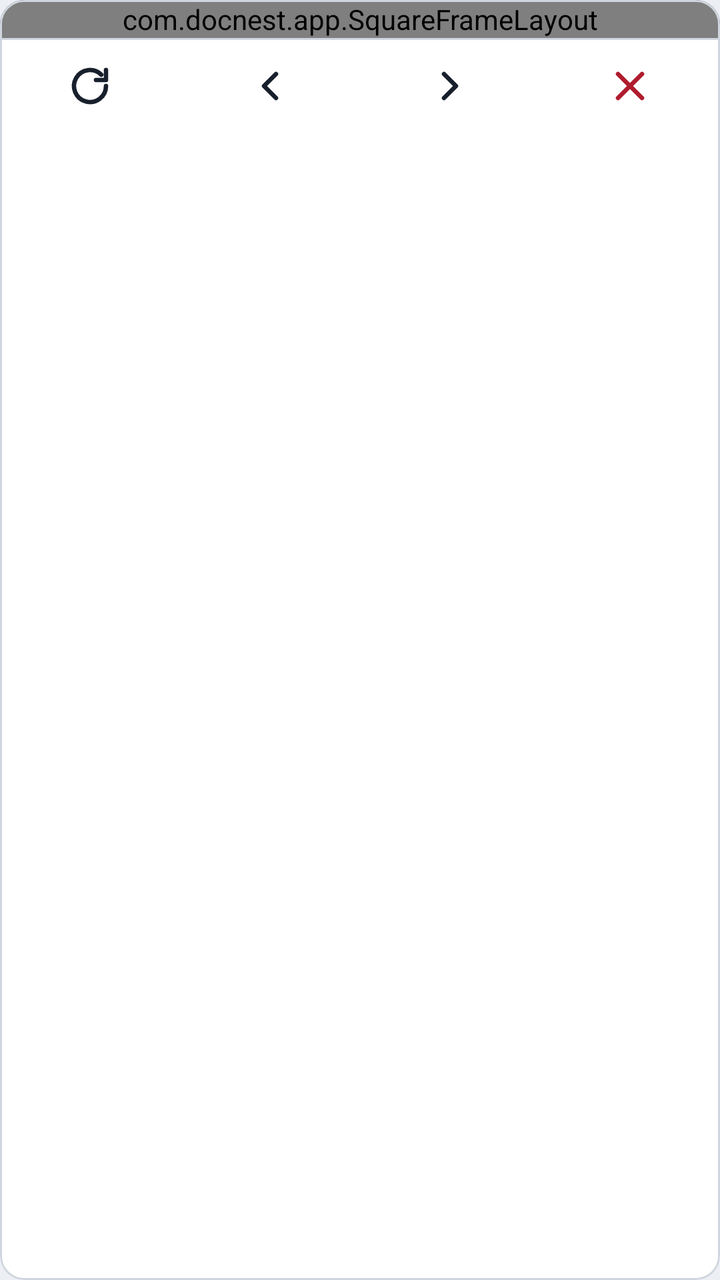
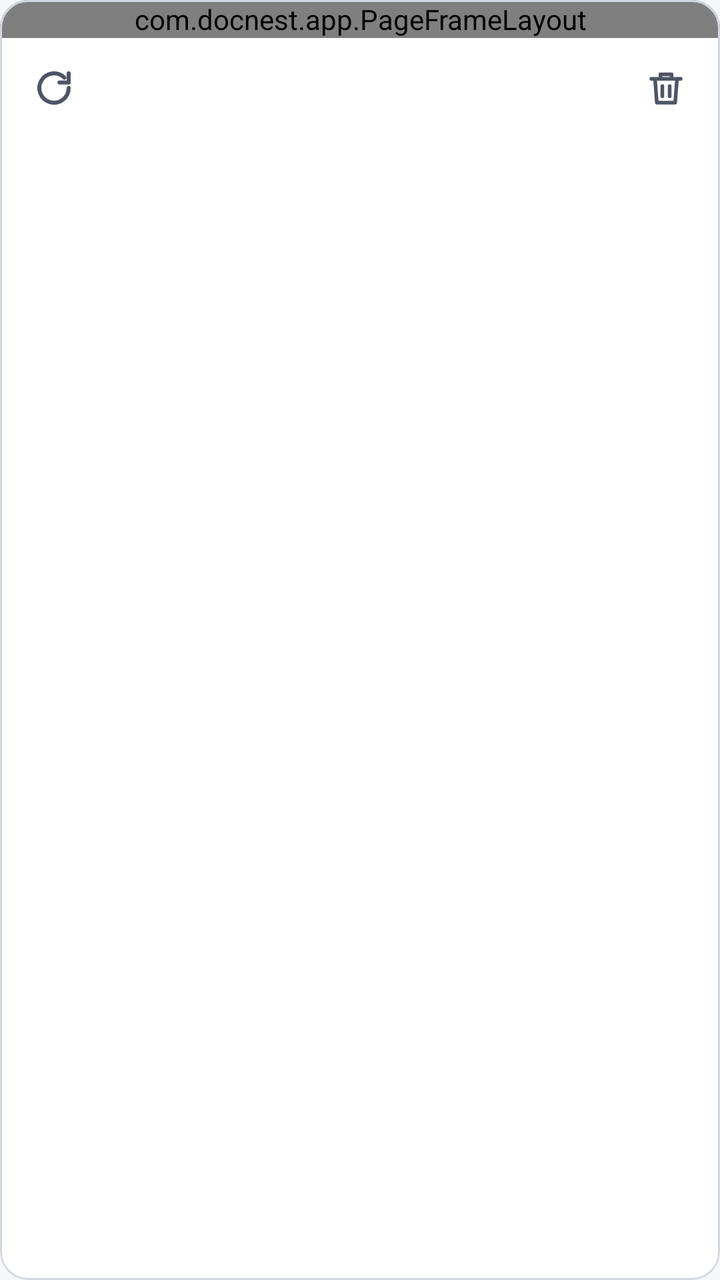

Screens rendered from an Android XML layout before and after an edit, with the pre-edit source and the edit as a unified diff.
<!-- AndroidManifest.xml: application theme Theme.DocNest -->
<!-- res/layout/item_photo.xml -->
<?xml version="1.0" encoding="utf-8"?>
<com.google.android.material.card.MaterialCardView xmlns:android="http://schemas.android.com/apk/res/android"
    xmlns:app="http://schemas.android.com/apk/res-auto"
    style="@style/Widget.Material3.CardView.Outlined"
    android:layout_width="match_parent"
    android:layout_height="wrap_content"
    android:layout_margin="6dp"
    app:cardBackgroundColor="@color/surface"
    app:cardCornerRadius="12dp"
    app:strokeColor="@color/line">

    <LinearLayout
        android:layout_width="match_parent"
        android:layout_height="wrap_content"
        android:orientation="vertical">

        <com.docnest.app.SquareFrameLayout
            android:id="@+id/thumbBox"
            android:layout_width="match_parent"
            android:layout_height="wrap_content"
            android:background="@color/well"
            android:foreground="?attr/selectableItemBackground">

            <ImageView
                android:id="@+id/thumb"
                android:layout_width="match_parent"
                android:layout_height="match_parent"
                android:importantForAccessibility="no"
                android:scaleType="fitCenter" />

            <TextView
                android:id="@+id/badge"
                android:layout_width="wrap_content"
                android:layout_height="wrap_content"
                android:layout_margin="7dp"
                android:background="@drawable/badge"
                android:fontFamily="monospace"
                android:paddingStart="7dp"
                android:paddingTop="4dp"
                android:paddingEnd="7dp"
                android:paddingBottom="4dp"
                android:textColor="@color/bg"
                android:textSize="13sp" />
        </com.docnest.app.SquareFrameLayout>

        <View
            android:layout_width="match_parent"
            android:layout_height="1dp"
            android:background="@color/line" />

        <LinearLayout
            android:layout_width="match_parent"
            android:layout_height="46dp"
            android:orientation="horizontal">

            <ImageButton
                android:id="@+id/rotBtn"
                android:layout_width="0dp"
                android:layout_height="match_parent"
                android:layout_weight="1"
                android:background="?attr/selectableItemBackground"
                android:contentDescription="Rotate"
                android:src="@drawable/ic_rotate" />

            <ImageButton
                android:id="@+id/upBtn"
                android:layout_width="0dp"
                android:layout_height="match_parent"
                android:layout_weight="1"
                android:background="?attr/selectableItemBackground"
                android:contentDescription="Move earlier"
                android:src="@drawable/ic_left" />

            <ImageButton
                android:id="@+id/downBtn"
                android:layout_width="0dp"
                android:layout_height="match_parent"
                android:layout_weight="1"
                android:background="?attr/selectableItemBackground"
                android:contentDescription="Move later"
                android:src="@drawable/ic_right" />

            <ImageButton
                android:id="@+id/delBtn"
                android:layout_width="0dp"
                android:layout_height="match_parent"
                android:layout_weight="1"
                android:background="?attr/selectableItemBackground"
                android:contentDescription="Remove"
                android:src="@drawable/ic_close"
                app:tint="@color/accent" />
        </LinearLayout>
    </LinearLayout>
</com.google.android.material.card.MaterialCardView>
<!-- resources referenced by this layout -->
<resources>
  <color name="accent">#B01C2E</color>
  <color name="bg">#ECEFF3</color>
  <color name="line">#CFD6DF</color>
  <color name="surface">#FFFFFF</color>
  <color name="well">#DFE4EA</color>
  <!-- drawable badge (drawable) -->
  <?xml version="1.0" encoding="utf-8"?>
  <shape xmlns:android="http://schemas.android.com/apk/res/android"
      android:shape="rectangle">
      <solid android:color="@color/ink" />
      <corners android:radius="6dp" />
  </shape>
  <!-- drawable ic_close (drawable) -->
  <?xml version="1.0" encoding="utf-8"?>
  <vector xmlns:android="http://schemas.android.com/apk/res/android"
      android:width="24dp"
      android:height="24dp"
      android:tint="?attr/colorOnSurface"
      android:viewportWidth="24"
      android:viewportHeight="24">
      <path
          android:pathData="M6,6l12,12M18,6L6,18"
          android:strokeWidth="2.2"
          android:strokeColor="#FF000000"
          android:strokeLineCap="round"
          android:strokeLineJoin="round" />
  </vector>
  <!-- drawable ic_left (drawable) -->
  <?xml version="1.0" encoding="utf-8"?>
  <vector xmlns:android="http://schemas.android.com/apk/res/android"
      android:width="24dp"
      android:height="24dp"
      android:tint="?attr/colorOnSurface"
      android:viewportWidth="24"
      android:viewportHeight="24">
      <path
          android:pathData="M15,6l-6,6 6,6"
          android:strokeWidth="2.2"
          android:strokeColor="#FF000000"
          android:strokeLineCap="round"
          android:strokeLineJoin="round" />
  </vector>
  <!-- drawable ic_right (drawable) -->
  <?xml version="1.0" encoding="utf-8"?>
  <vector xmlns:android="http://schemas.android.com/apk/res/android"
      android:width="24dp"
      android:height="24dp"
      android:tint="?attr/colorOnSurface"
      android:viewportWidth="24"
      android:viewportHeight="24">
      <path
          android:pathData="M9,6l6,6 -6,6"
          android:strokeWidth="2.2"
          android:strokeColor="#FF000000"
          android:strokeLineCap="round"
          android:strokeLineJoin="round" />
  </vector>
  <style name="Theme.DocNest" parent="Theme.Material3.DayNight.NoActionBar">
          <item name="colorPrimary">@color/accent</item>
          <item name="colorOnPrimary">#FFFFFF</item>
          <item name="colorSecondary">@color/accent</item>
          <item name="colorSurface">@color/surface</item>
          <item name="colorOnSurface">@color/ink</item>
          <item name="colorOutline">@color/line</item>
          <item name="android:colorBackground">@color/bg</item>
          <item name="android:windowBackground">@color/bg</item>
          <item name="android:statusBarColor">@color/bg</item>
          <item name="android:windowLightStatusBar">@bool/light_bars</item>
      </style>
  <color name="ink">#17202C</color>
  <!-- unchanged entries left out for length: 1 -->
</resources>

<!-- the commit's change to res/layout/item_photo.xml (unified diff, before → after) -->
@@ -5,20 +5,20 @@
     android:layout_width="match_parent"
     android:layout_height="wrap_content"
     android:layout_margin="6dp"
-    app:cardBackgroundColor="@color/surface"
-    app:cardCornerRadius="12dp"
-    app:strokeColor="@color/line">
+    app:cardBackgroundColor="?attr/colorSurfaceContainerLowest"
+    app:cardCornerRadius="14dp"
+    app:strokeColor="?attr/colorOutlineVariant">
 
     <LinearLayout
         android:layout_width="match_parent"
         android:layout_height="wrap_content"
         android:orientation="vertical">
 
-        <com.docnest.app.SquareFrameLayout
+        <com.docnest.app.PageFrameLayout
             android:id="@+id/thumbBox"
             android:layout_width="match_parent"
             android:layout_height="wrap_content"
-            android:background="@color/well"
+            android:background="@color/page_well"
             android:foreground="?attr/selectableItemBackground">
 
             <ImageView
@@ -26,69 +26,52 @@
                 android:layout_width="match_parent"
                 android:layout_height="match_parent"
                 android:importantForAccessibility="no"
+                android:padding="8dp"
                 android:scaleType="fitCenter" />
 
             <TextView
-                android:id="@+id/badge"
+                android:id="@+id/tab"
                 android:layout_width="wrap_content"
                 android:layout_height="wrap_content"
-                android:layout_margin="7dp"
-                android:background="@drawable/badge"
-                android:fontFamily="monospace"
-                android:paddingStart="7dp"
+                android:layout_gravity="top|start"
+                android:background="@drawable/bg_tab"
+                android:gravity="center"
+                android:minWidth="36dp"
+                android:paddingStart="10dp"
                 android:paddingTop="4dp"
-                android:paddingEnd="7dp"
-                android:paddingBottom="4dp"
-                android:textColor="@color/bg"
-                android:textSize="13sp" />
-        </com.docnest.app.SquareFrameLayout>
-
-        <View
-            android:layout_width="match_parent"
-            android:layout_height="1dp"
-            android:background="@color/line" />
+                android:paddingEnd="10dp"
+                android:paddingBottom="5dp"
+                android:textAppearance="@style/TextAppearance.DocNest.Tab" />
+        </com.docnest.app.PageFrameLayout>
 
         <LinearLayout
             android:layout_width="match_parent"
-            android:layout_height="46dp"
-            android:orientation="horizontal">
+            android:layout_height="wrap_content"
+            android:gravity="center_vertical"
+            android:orientation="horizontal"
+            android:paddingStart="2dp"
+            android:paddingEnd="2dp">
 
-            <ImageButton
+            <com.google.android.material.button.MaterialButton
                 android:id="@+id/rotBtn"
+                style="@style/Widget.DocNest.IconButton"
+                android:layout_width="wrap_content"
+                android:layout_height="wrap_content"
+                android:contentDescription="Rotate"
+                app:icon="@drawable/ic_rotate" />
+
+            <Space
                 android:layout_width="0dp"
-                android:layout_height="match_parent"
-                android:layout_weight="1"
-                android:background="?attr/selectableItemBackground"
-                android:contentDescription="Rotate"
-                android:src="@drawable/ic_rotate" />
+                android:layout_height="0dp"
+                android:layout_weight="1" />
 
-            <ImageButton
-                android:id="@+id/upBtn"
-                android:layout_width="0dp"
-                android:layout_height="match_parent"
-                android:layout_weight="1"
-                android:background="?attr/selectableItemBackground"
-                android:contentDescription="Move earlier"
-                android:src="@drawable/ic_left" />
-
-            <ImageButton
-                android:id="@+id/downBtn"
-                android:layout_width="0dp"
-                android:layout_height="match_parent"
-                android:layout_weight="1"
-                android:background="?attr/selectableItemBackground"
-                android:contentDescription="Move later"
-                android:src="@drawable/ic_right" />
-
-            <ImageButton
+            <com.google.android.material.button.MaterialButton
                 android:id="@+id/delBtn"
-                android:layout_width="0dp"
-                android:layout_height="match_parent"
-                android:layout_weight="1"
-                android:background="?attr/selectableItemBackground"
-                android:contentDescription="Remove"
-                android:src="@drawable/ic_close"
-                app:tint="@color/accent" />
+                style="@style/Widget.DocNest.IconButton"
+                android:layout_width="wrap_content"
+                android:layout_height="wrap_content"
+                android:contentDescription="Delete"
+                app:icon="@drawable/ic_trash" />
         </LinearLayout>
     </LinearLayout>
 </com.google.android.material.card.MaterialCardView>
<!-- resource entries referenced after the edit -->
@@ -1,75 +1,112 @@
 <!-- resources referenced by this layout -->
 <resources>
-  <color name="accent">#B01C2E</color>
-  <color name="bg">#ECEFF3</color>
-  <color name="line">#CFD6DF</color>
-  <color name="surface">#FFFFFF</color>
-  <color name="well">#DFE4EA</color>
-  <!-- drawable badge (drawable) -->
+  <color name="page_well">#DCE1E8</color>
+  <!-- drawable bg_tab (drawable) -->
   <?xml version="1.0" encoding="utf-8"?>
   <shape xmlns:android="http://schemas.android.com/apk/res/android"
       android:shape="rectangle">
-      <solid android:color="@color/ink" />
-      <corners android:radius="6dp" />
+      <solid android:color="@color/secondary_container" />
+      <corners android:bottomRightRadius="10dp" />
   </shape>
-  <!-- drawable ic_close (drawable) -->
+  <!-- drawable ic_trash (drawable) -->
   <?xml version="1.0" encoding="utf-8"?>
   <vector xmlns:android="http://schemas.android.com/apk/res/android"
       android:width="24dp"
       android:height="24dp"
-      android:tint="?attr/colorOnSurface"
       android:viewportWidth="24"
       android:viewportHeight="24">
       <path
-          android:pathData="M6,6l12,12M18,6L6,18"
-          android:strokeWidth="2.2"
+          android:pathData="M4,7h16M9,7V4.5h6V7M6,7l1,13h10l1,-13M10,11v5.5M14,11v5.5"
+          android:strokeWidth="2"
           android:strokeColor="#FF000000"
           android:strokeLineCap="round"
           android:strokeLineJoin="round" />
   </vector>
-  <!-- drawable ic_left (drawable) -->
-  <?xml version="1.0" encoding="utf-8"?>
-  <vector xmlns:android="http://schemas.android.com/apk/res/android"
-      android:width="24dp"
-      android:height="24dp"
-      android:tint="?attr/colorOnSurface"
-      android:viewportWidth="24"
-      android:viewportHeight="24">
-      <path
-          android:pathData="M15,6l-6,6 6,6"
-          android:strokeWidth="2.2"
-          android:strokeColor="#FF000000"
-          android:strokeLineCap="round"
-          android:strokeLineJoin="round" />
-  </vector>
-  <!-- drawable ic_right (drawable) -->
-  <?xml version="1.0" encoding="utf-8"?>
-  <vector xmlns:android="http://schemas.android.com/apk/res/android"
-      android:width="24dp"
-      android:height="24dp"
-      android:tint="?attr/colorOnSurface"
-      android:viewportWidth="24"
-      android:viewportHeight="24">
-      <path
-          android:pathData="M9,6l6,6 -6,6"
-          android:strokeWidth="2.2"
-          android:strokeColor="#FF000000"
-          android:strokeLineCap="round"
-          android:strokeLineJoin="round" />
-  </vector>
-  <style name="Theme.DocNest" parent="Theme.Material3.DayNight.NoActionBar">
-          <item name="colorPrimary">@color/accent</item>
-          <item name="colorOnPrimary">#FFFFFF</item>
-          <item name="colorSecondary">@color/accent</item>
+  <style name="TextAppearance.DocNest.Tab" parent="TextAppearance.Material3.LabelLarge">
+          <item name="fontFamily">sans-serif-condensed</item>
+          <item name="android:fontFamily">sans-serif-condensed</item>
+          <item name="android:textStyle">bold</item>
+          <item name="android:textSize">14sp</item>
+          <item name="android:textColor">?attr/colorOnSecondaryContainer</item>
+      </style>
+  <style name="Widget.DocNest.IconButton" parent="Widget.Material3.Button.IconButton">
+          <item name="iconTint">?attr/colorOnSurfaceVariant</item>
+          <item name="iconSize">22dp</item>
+      </style>
+  <color name="surface">#F6F7F9</color>
+  <color name="surface_highest">#DCE1E8</color>
+  <color name="on_surface_variant">#4D5566</color>
+  <color name="surface_lowest">#FFFFFF</color>
+  <color name="surface_low">#F0F2F6</color>
+  <color name="surface_mid">#EAEDF2</color>
+  <color name="surface_high">#E3E7ED</color>
+  <color name="surface_inverse">#2B303B</color>
+  <color name="on_surface_inverse">#EEF0F5</color>
+  <color name="outline">#8A93A3</color>
+  <color name="outline_variant">#D3D8E0</color>
+  <color name="error">#B3261E</color>
+  <color name="on_error">#FFFFFF</color>
+  <color name="error_container">#F9DEDC</color>
+  <color name="on_error_container">#410E0B</color>
+  <style name="ThemeOverlay.DocNest.BottomSheet" parent="ThemeOverlay.Material3.BottomSheetDialog">
+          <item name="bottomSheetStyle">@style/Widget.DocNest.BottomSheet</item>
+          <item name="android:windowSoftInputMode">adjustResize</item>
+      </style>
+  <style name="Widget.DocNest.BottomSheet" parent="Widget.Material3.BottomSheet.Modal">
+          <item name="backgroundTint">@color/surface_low</item>
+      </style>
+  <style name="Theme.DocNest" parent="Base.Theme.DocNest" />
+  <color name="secondary_container">#F1E2B8</color>
+  <style name="Base.Theme.DocNest" parent="Theme.Material3.DayNight.NoActionBar">
+          <item name="colorPrimary">@color/primary</item>
+          <item name="colorOnPrimary">@color/on_primary</item>
+          <item name="colorPrimaryContainer">@color/primary_container</item>
+          <item name="colorOnPrimaryContainer">@color/on_primary_container</item>
+          <item name="colorPrimaryInverse">@color/primary_inverse</item>
+          <item name="colorSecondary">@color/secondary</item>
+          <item name="colorOnSecondary">@color/on_secondary</item>
+          <item name="colorSecondaryContainer">@color/secondary_container</item>
+          <item name="colorOnSecondaryContainer">@color/on_secondary_container</item>
+          <item name="colorTertiary">@color/secondary</item>
+          <item name="colorOnTertiary">@color/on_secondary</item>
+          <item name="colorTertiaryContainer">@color/secondary_container</item>
+          <item name="colorOnTertiaryContainer">@color/on_secondary_container</item>
+          <item name="android:colorBackground">@color/background</item>
+          <item name="colorOnBackground">@color/on_surface</item>
           <item name="colorSurface">@color/surface</item>
-          <item name="colorOnSurface">@color/ink</item>
-          <item name="colorOutline">@color/line</item>
-          <item name="android:colorBackground">@color/bg</item>
-          <item name="android:windowBackground">@color/bg</item>
-          <item name="android:statusBarColor">@color/bg</item>
+          <item name="colorOnSurface">@color/on_surface</item>
+          <item name="colorSurfaceVariant">@color/surface_highest</item>
+          <item name="colorOnSurfaceVariant">@color/on_surface_variant</item>
+          <item name="colorSurfaceContainerLowest">@color/surface_lowest</item>
+          <item name="colorSurfaceContainerLow">@color/surface_low</item>
+          <item name="colorSurfaceContainer">@color/surface_mid</item>
+          <item name="colorSurfaceContainerHigh">@color/surface_high</item>
+          <item name="colorSurfaceContainerHighest">@color/surface_highest</item>
+          <item name="colorSurfaceInverse">@color/surface_inverse</item>
+          <item name="colorOnSurfaceInverse">@color/on_surface_inverse</item>
+          <item name="colorOutline">@color/outline</item>
+          <item name="colorOutlineVariant">@color/outline_variant</item>
+          <item name="colorError">@color/error</item>
+          <item name="colorOnError">@color/on_error</item>
+          <item name="colorErrorContainer">@color/error_container</item>
+          <item name="colorOnErrorContainer">@color/on_error_container</item>
+  
+          <item name="android:windowBackground">@color/background</item>
+          <item name="android:statusBarColor">@color/background</item>
           <item name="android:windowLightStatusBar">@bool/light_bars</item>
+          <item name="android:navigationBarColor">@color/surface_mid</item>
+          <item name="bottomSheetDialogTheme">@style/ThemeOverlay.DocNest.BottomSheet</item>
       </style>
-  <color name="ink">#17202C</color>
+  <color name="primary">#3346A8</color>
+  <color name="on_primary">#FFFFFF</color>
+  <color name="primary_container">#DDE2FF</color>
+  <color name="on_primary_container">#0F1B5C</color>
+  <color name="primary_inverse">#B8C3FF</color>
+  <color name="secondary">#7A5C12</color>
+  <color name="on_secondary">#FFFFFF</color>
+  <color name="on_secondary_container">#3D2E06</color>
+  <color name="background">#F6F7F9</color>
+  <color name="on_surface">#161B26</color>
   <!-- unchanged entries left out for length: 1 -->
 </resources>
 
